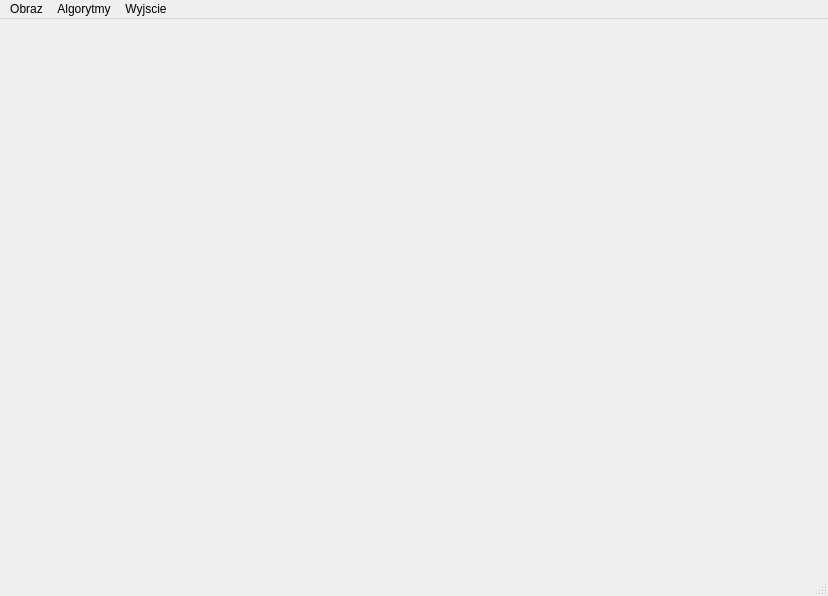
Qt form GUI4OpenCV/GUI4OpenCV.ui (WonderWoman2020/GUI4OpenCV) before a commit.
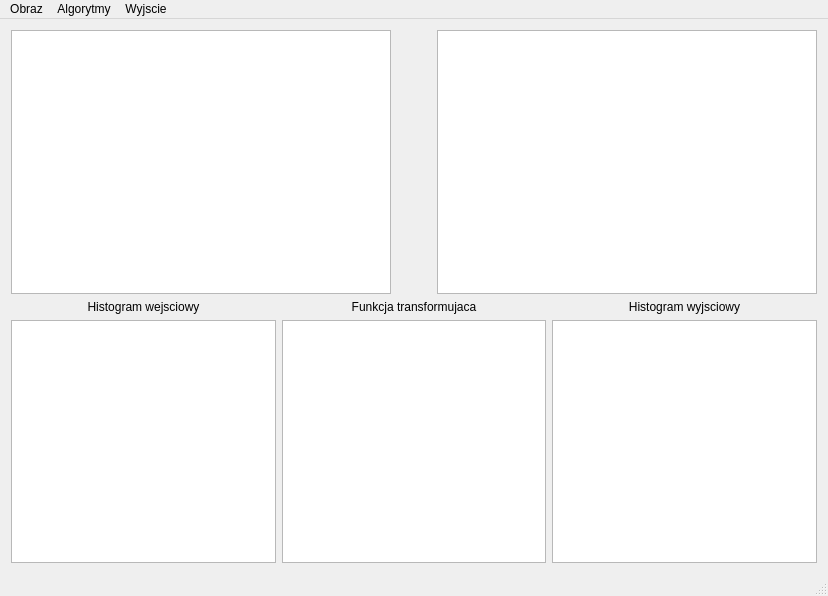
The same form after that commit.

Commit message: Added QGraphicsView for main elements and placed them in proper layouts

The edit to the form file:
```diff
--- a/GUI4OpenCV/GUI4OpenCV.ui
+++ b/GUI4OpenCV/GUI4OpenCV.ui
@@ -14,7 +14,84 @@
    <string>GUI4OpenCV</string>
   </property>
   <widget class="QWidget" name="centralWidget">
-   <layout class="QGridLayout" name="gridLayout"/>
+   <layout class="QGridLayout" name="gridLayout">
+    <item row="1" column="2">
+     <layout class="QHBoxLayout" name="imagesRow">
+      <item>
+       <widget class="QGraphicsView" name="srcImageView"/>
+      </item>
+      <item>
+       <spacer name="imagesSpacer">
+        <property name="orientation">
+         <enum>Qt::Orientation::Horizontal</enum>
+        </property>
+        <property name="sizeType">
+         <enum>QSizePolicy::Policy::Preferred</enum>
+        </property>
+        <property name="sizeHint" stdset="0">
+         <size>
+          <width>40</width>
+          <height>20</height>
+         </size>
+        </property>
+       </spacer>
+      </item>
+      <item>
+       <widget class="QGraphicsView" name="outImageView"/>
+      </item>
+     </layout>
+    </item>
+    <item row="3" column="2">
+     <layout class="QHBoxLayout" name="chartsRow">
+      <item>
+       <layout class="QGridLayout" name="chartsGrid">
+        <property name="leftMargin">
+         <number>0</number>
+        </property>
+        <item row="1" column="0">
+         <widget class="QGraphicsView" name="srcHistView"/>
+        </item>
+        <item row="1" column="1">
+         <widget class="QGraphicsView" name="transformFuncView"/>
+        </item>
+        <item row="1" column="2">
+         <widget class="QGraphicsView" name="outHistView"/>
+        </item>
+        <item row="0" column="0">
+         <widget class="QLabel" name="srcHistTitle">
+          <property name="text">
+           <string>Histogram wejsciowy</string>
+          </property>
+          <property name="alignment">
+           <set>Qt::AlignmentFlag::AlignCenter</set>
+          </property>
+         </widget>
+        </item>
+        <item row="0" column="1">
+         <widget class="QLabel" name="transformFuncTitle">
+          <property name="text">
+           <string>Funkcja transformujaca</string>
+          </property>
+          <property name="alignment">
+           <set>Qt::AlignmentFlag::AlignCenter</set>
+          </property>
+         </widget>
+        </item>
+        <item row="0" column="2">
+         <widget class="QLabel" name="outHistTitle">
+          <property name="text">
+           <string>Histogram wyjsciowy</string>
+          </property>
+          <property name="alignment">
+           <set>Qt::AlignmentFlag::AlignCenter</set>
+          </property>
+         </widget>
+        </item>
+       </layout>
+      </item>
+     </layout>
+    </item>
+   </layout>
   </widget>
   <widget class="QMenuBar" name="menuBar">
    <property name="geometry">
```
